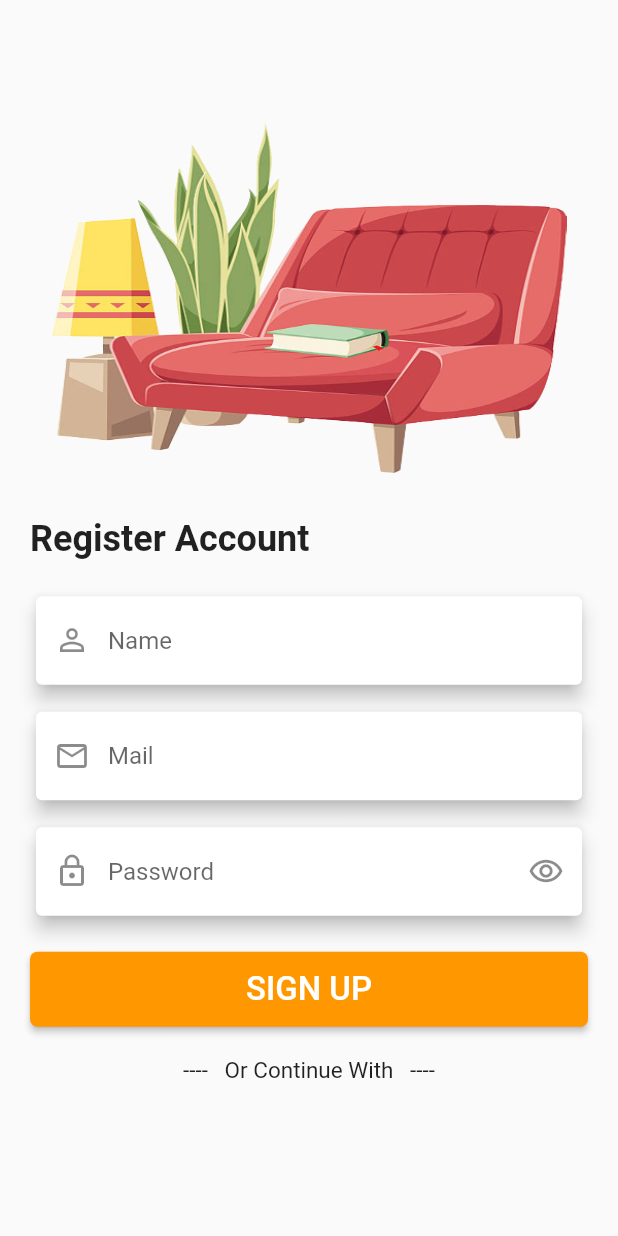
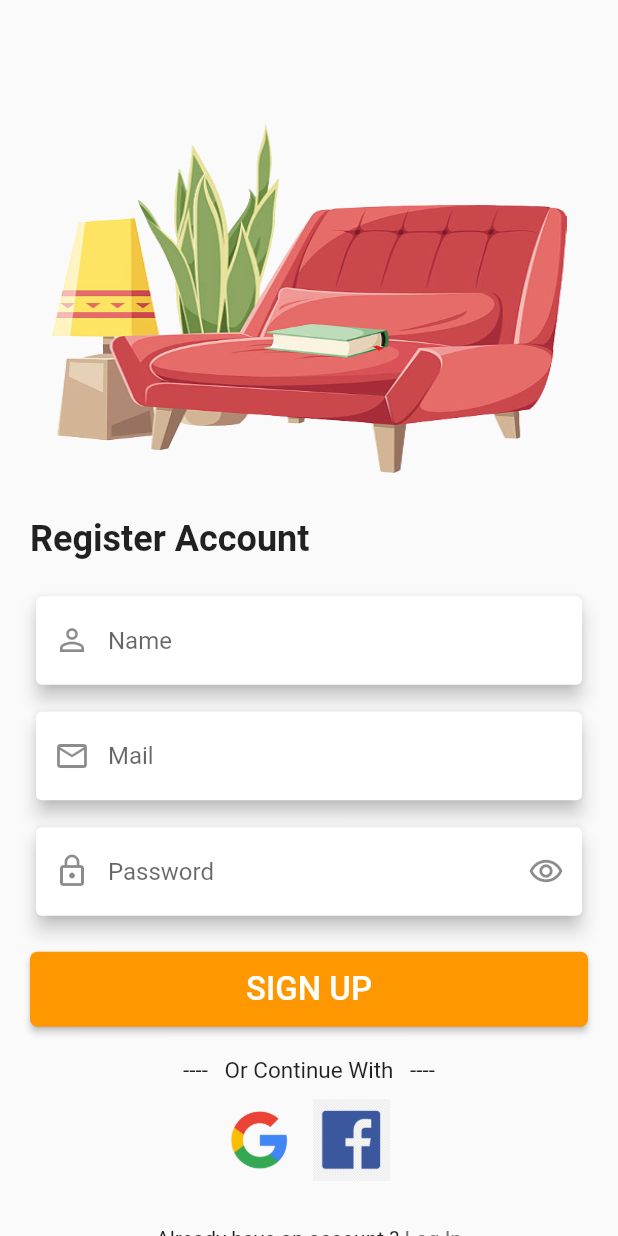
Before and after one commit to LouisLangellier/furniture_app, a Flutter app: the screen it shows after launch, on a phone screen of 412 x 824 dp. Run offline on Flutter 3.47's test engine with Material 2 defaults, Android fonts, the light colour scheme and no system bars; our stand-ins replace gap, google_fonts.

Commit message:
Front end register_screen done

```diff
--- a/lib/screens/register.dart
+++ b/lib/screens/register.dart
@@ -164,7 +164,48 @@ class _RegisterState extends State<Register> {
                   Text(
                     "----   Or Continue With   ----",
                     style: TextStyle(fontSize: 15),
-                  )
+                  ),
+                ],
+              ),
+              const Gap(10),
+              Row(
+                mainAxisAlignment: MainAxisAlignment.center,
+                children: [
+                  Container(
+                    height: MediaQuery.of(context).size.height / 20,
+                    width: MediaQuery.of(context).size.width / 10,
+                    decoration: const BoxDecoration(
+                      image: DecorationImage(
+                        image: AssetImage('assets/google_logo.png'),
+                        fit: BoxFit.cover,
+                      ),
+                    ),
+                  ),
+                  const Gap(15),
+                  Container(
+                    height: MediaQuery.of(context).size.height / 15,
+                    width: MediaQuery.of(context).size.width / 8,
+                    decoration: const BoxDecoration(
+                      image: DecorationImage(
+                        image: AssetImage('assets/facebook_logo.png'),
+                        fit: BoxFit.cover,
+                      ),
+                    ),
+                  ),
+                ],
+              ),
+              const Gap(30),
+              Row(
+                mainAxisAlignment: MainAxisAlignment.center,
+                children: [
+                  const Text("Already have an account ? "),
+                  Text(
+                    "Log In",
+                    style: TextStyle(
+                      color: Colors.grey.shade600,
+                      decoration: TextDecoration.underline,
+                    ),
+                  ),
                 ],
               )
             ],
--- a/pubspec.yaml
+++ b/pubspec.yaml
@@ -65,6 +65,8 @@ flutter:
   assets:
     - assets/home.png
     - assets/register.png
+    - assets/google_logo.png
+    - assets/facebook_logo.png
 
   # An image asset can refer to one or more resolution-specific "variants", see
   # https://flutter.dev/assets-and-images/#resolution-aware
```
Also changed, not shown: assets/facebook_logo.png (added), assets/google_logo.png (added).
